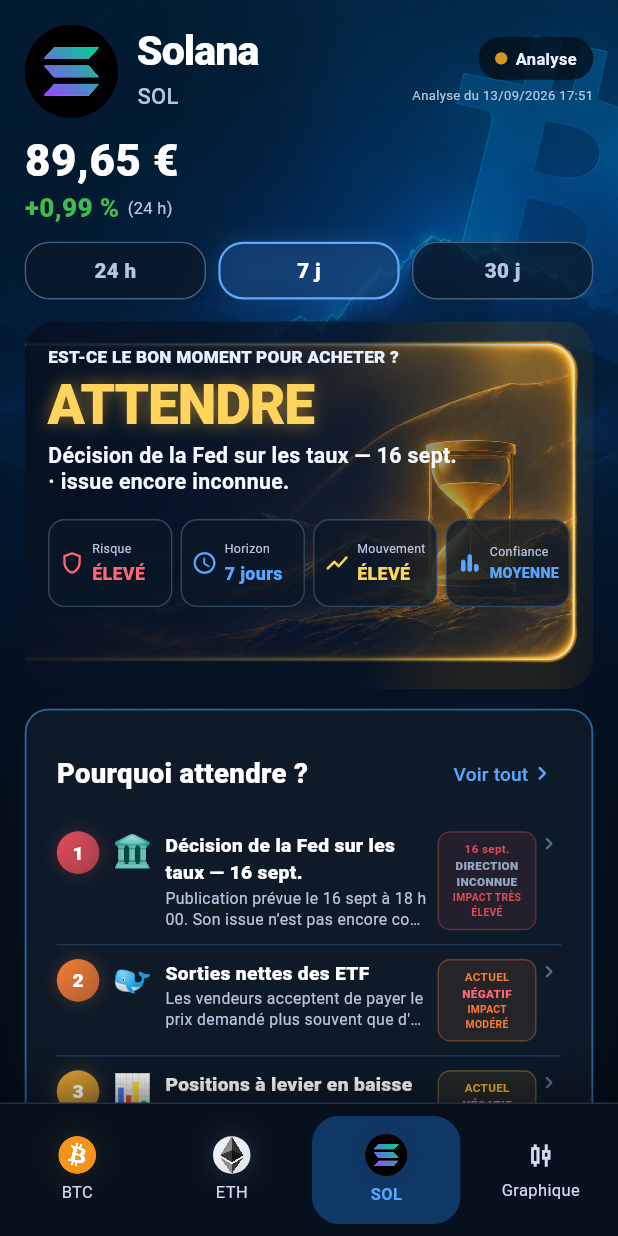
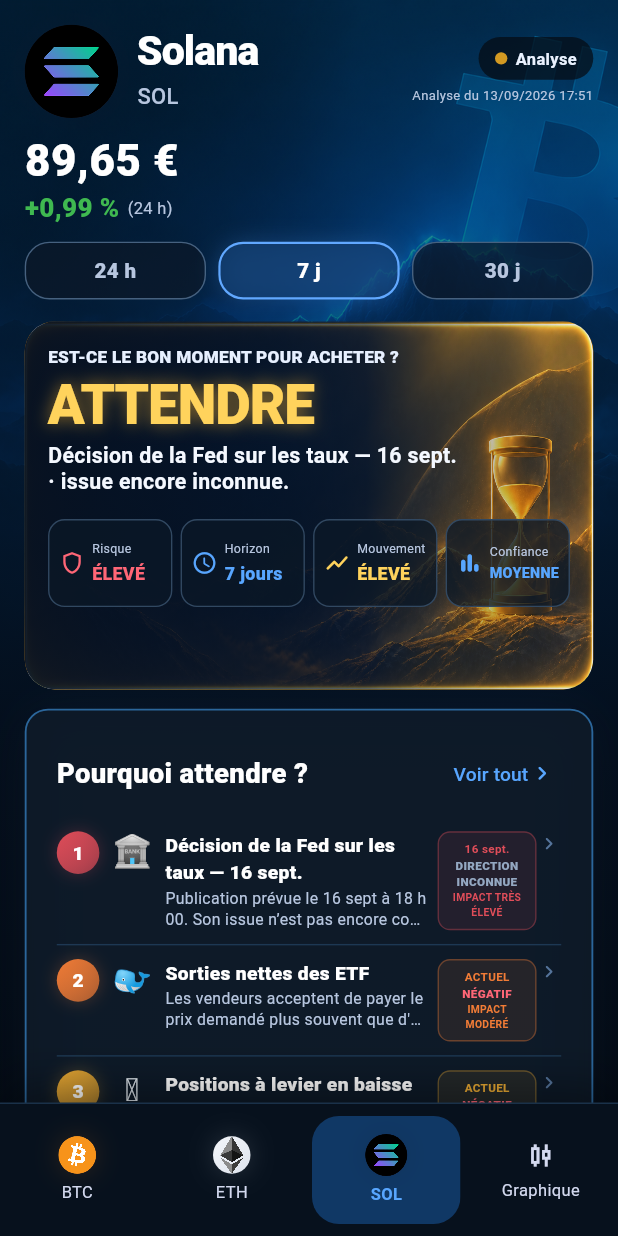
Before and after one commit to HebertAntoine/crypto_intelligence, a Flutter app: the screen it shows after launch, item 3 of the bottom bar chosen, on a phone screen of 412 x 824 dp. Run offline on Flutter 3.47's test engine with Material 3 defaults, Android fonts, the phone set to English and light mode, and no system bars; network calls fail; Roboto replaces fonts that are missing (Apple Color Emoji); project files that could hold a hidden picture were left out.

Commit message:
fix decision artwork framing and color emoji

```diff
--- a/app/lib/screens/future_analysis_screen.dart
+++ b/app/lib/screens/future_analysis_screen.dart
@@ -11,8 +11,8 @@
 import '../widgets/live_price_builder.dart';
 import '../widgets/mobile_kit.dart';
 
+const _emojiFontFamily = 'Apple Color Emoji';
 const _emojiFontFallback = <String>[
-  'Apple Color Emoji',
   'Segoe UI Emoji',
   'Noto Color Emoji',
 ];
@@ -647,12 +647,20 @@
       child: Stack(
         children: [
           Positioned.fill(
+            child: Transform.scale(
+              // The supplied visual already contains its luminous frame and
+              // a transparent export margin. Stretching the full artwork,
+              // then cropping only that margin, prevents both the former
+              // nested-card effect and the horizontal crop caused by cover.
+              alignment: const Alignment(0, -.18),
+              scaleX: 1.045,
+              scaleY: 1.155,
               child: Image.asset(
                 visual.asset,
                 key: ValueKey(visual.asset),
-              fit: BoxFit.cover,
-              alignment: Alignment.centerRight,
+                fit: BoxFit.fill,
                 filterQuality: FilterQuality.high,
+              ),
             ),
           ),
           Positioned.fill(
@@ -954,6 +962,7 @@
                 style: const TextStyle(
                   fontSize: 23,
                   height: 1.2,
+                  fontFamily: _emojiFontFamily,
                   fontFamilyFallback: _emojiFontFallback,
                 ),
               ),
@@ -1064,6 +1073,7 @@
                   reason.emoji,
                   style: const TextStyle(
                     fontSize: 26,
+                    fontFamily: _emojiFontFamily,
                     fontFamilyFallback: _emojiFontFallback,
                   ),
                 ),
@@ -1084,10 +1094,12 @@
             Container(
               padding: const EdgeInsets.symmetric(horizontal: 11, vertical: 7),
               decoration: BoxDecoration(
-                color: _reasonImpactColor(reason.direction).withValues(alpha: .12),
+                color:
+                    _reasonImpactColor(reason.direction).withValues(alpha: .12),
                 borderRadius: BorderRadius.circular(9),
                 border: Border.all(
-                  color: _reasonImpactColor(reason.direction).withValues(alpha: .36),
+                  color: _reasonImpactColor(reason.direction)
+                      .withValues(alpha: .36),
                 ),
               ),
               child: Text(
@@ -1122,7 +1134,8 @@
               body: reason.whyItMatters,
             ),
             if (reason.caveat.isNotEmpty)
-              _ReasonDetailBlock(title: '⚠️ À GARDER EN TÊTE', body: reason.caveat),
+              _ReasonDetailBlock(
+                  title: '⚠️ À GARDER EN TÊTE', body: reason.caveat),
             _ReasonDetailBlock(
               title: '📈 CE QUE ÇA PEUT ENGENDRER',
               body: reason.consequence,
@@ -1242,9 +1255,8 @@
 
   if (decision.decision == 'WAIT' && decision.eventRiskActive) {
     final event = decision.nextEvent?.title;
-    final trigger = event == null
-        ? 'un événement majeur non encore publié'
-        : '« $event »';
+    final trigger =
+        event == null ? 'un événement majeur non encore publié' : '« $event »';
     if (bullish) {
       return 'La lecture de fond reste haussière, mais $trigger tombe dans les '
           '$horizon et son issue n’est pas connue : l’analyse préfère ne pas '
@@ -1432,6 +1444,7 @@
                   icon,
                   style: const TextStyle(
                     fontSize: 18,
+                    fontFamily: _emojiFontFamily,
                     fontFamilyFallback: _emojiFontFallback,
                   ),
                 ),
@@ -1524,10 +1537,10 @@
         final byRank = (rank[right.importance.toUpperCase()] ?? 0)
             .compareTo(rank[left.importance.toUpperCase()] ?? 0);
         if (byRank != 0) return byRank;
-        return (left.countdownSeconds ?? 0).compareTo(right.countdownSeconds ?? 0);
+        return (left.countdownSeconds ?? 0)
+            .compareTo(right.countdownSeconds ?? 0);
       });
-    final displayed =
-        _expanded ? widget.events : byImportance.take(3).toList();
+    final displayed = _expanded ? widget.events : byImportance.take(3).toList();
     return GlassPanel(
       borderColor: const Color(0xFF245E90),
       child: Column(
@@ -1539,6 +1552,7 @@
                 '🗓️',
                 style: TextStyle(
                   fontSize: 19,
+                  fontFamily: _emojiFontFamily,
                   fontFamilyFallback: _emojiFontFallback,
                 ),
               ),
@@ -1731,6 +1745,7 @@
                     '🗓️',
                     style: TextStyle(
                       fontSize: 24,
+                      fontFamily: _emojiFontFamily,
                       fontFamilyFallback: _emojiFontFallback,
                     ),
                   ),
@@ -2458,7 +2473,8 @@
   return result;
 }
 
-String _importanceImpact(String importance) => switch (importance.toUpperCase()) {
+String _importanceImpact(String importance) =>
+    switch (importance.toUpperCase()) {
       'CRITICAL' => 'TRÈS ÉLEVÉ',
       'HIGH' => 'ÉLEVÉ',
       'MEDIUM' => 'MODÉRÉ',
@@ -2650,7 +2666,9 @@
   switch (family.id) {
     case 'flows_whales':
       if (summary.contains('inversé') || summary.contains('sorties')) {
-        return bearish ? 'Sorties nettes des ETF' : 'Flux ETF en train de s’inverser';
+        return bearish
+            ? 'Sorties nettes des ETF'
+            : 'Flux ETF en train de s’inverser';
       }
       return bearish ? 'Sorties nettes des ETF' : 'Entrées nettes sur les ETF';
     case 'positioning_derivatives':
@@ -2660,7 +2678,9 @@
       return 'Positionnement sur les dérivés';
     case 'technical_volatility':
       if (summary.contains('compression')) return 'Compression de Bollinger';
-      return bearish ? 'Tendance court terme fragile' : 'Tendance court terme porteuse';
+      return bearish
+          ? 'Tendance court terme fragile'
+          : 'Tendance court terme porteuse';
     case 'catalysts_regulation':
       return 'Contexte réglementaire';
     case 'macro_liquidity':
@@ -2706,7 +2726,8 @@
       scheduledAt: event.scheduledAt,
       marketExpectation: decision.marketExpectation,
       upsideCase: 'Une issue plus favorable qu’anticipé peut soutenir $asset.',
-      downsideCase: 'Une issue moins favorable qu’anticipé peut peser sur $asset.',
+      downsideCase:
+          'Une issue moins favorable qu’anticipé peut peser sur $asset.',
       whyItMatters: guidance.why,
       caveat: guidance.caveat,
       consequence: 'Mouvement possible dans les deux sens sur $horizon; '
@@ -2774,7 +2795,8 @@
     };
     // Closer means more decisive: a catalyst at the far edge of the window has
     // most of the horizon before it, not after it.
-    final proximity = seconds == null ? 0.5 : 1.0 - (seconds / window).clamp(0.0, 1.0);
+    final proximity =
+        seconds == null ? 0.5 : 1.0 - (seconds / window).clamp(0.0, 1.0);
     score *= 0.6 + 0.4 * proximity;
     // Unresolved outcome is itself a contribution: it is what makes the
     // decision fragile, even though it points neither way.
@@ -2807,9 +2829,11 @@
         'direction actuellement incertaine.';
   }
   return switch (family.direction?.toUpperCase()) {
-    'STRONGLY_BULLISH' || 'BULLISH' =>
+    'STRONGLY_BULLISH' ||
+    'BULLISH' =>
       'Soutien à la hausse pour $asset sur $horizon.',
-    'BEARISH' || 'STRONGLY_BEARISH' =>
+    'BEARISH' ||
+    'STRONGLY_BEARISH' =>
       'Pression à la baisse pour $asset sur $horizon.',
     _ => 'Pas d’effet directionnel mesuré sur $horizon.',
   };
@@ -2994,7 +3018,8 @@
 ///
 /// The previous badge reused the event-importance scale (CRITIQUE/ÉLEVÉ), which
 /// answered "how big" under a label that promised "which way".
-String _reasonImpactLabel(String? direction) => switch (direction?.toUpperCase()) {
+String _reasonImpactLabel(String? direction) =>
+    switch (direction?.toUpperCase()) {
       'STRONGLY_BULLISH' => 'FORTEMENT POSITIF',
       'BULLISH' => 'POSITIF',
       'BEARISH' => 'NÉGATIF',
@@ -3003,7 +3028,8 @@
       _ => 'DIRECTION INCONNUE',
     };
 
-Color _reasonImpactColor(String? direction) => switch (direction?.toUpperCase()) {
+Color _reasonImpactColor(String? direction) =>
+    switch (direction?.toUpperCase()) {
       'STRONGLY_BULLISH' || 'BULLISH' => const Color(0xFF55DD8B),
       'BEARISH' || 'STRONGLY_BEARISH' => const Color(0xFFFF6676),
       'NEUTRAL' => const Color(0xFF94A8C2),
@@ -3043,7 +3069,7 @@
       value.contains('pib') ||
       value.contains('gdp') ||
       value.contains('liquidité')) {
-    return '🏛️';
+    return '🏦';
   }
   if (value.contains('inflation') || value.contains('cpi')) return '📉';
   if (value.contains('revenus') || value.contains('emploi')) return '👥';
@@ -3057,9 +3083,9 @@
   if (value.contains('dériv') ||
       value.contains('position') ||
       value.contains('levier')) {
-    return '📊';
-  }
-  if (value.contains('volatil') || value.contains('technique')) return '〰️';
+    return '🪙';
+  }
+  if (value.contains('volatil') || value.contains('technique')) return '📊';
   if (value.contains('réglement') || value.contains('regulat')) return '⚖️';
   return '🔎';
 }
@@ -3142,7 +3168,6 @@
       '${local.minute.toString().padLeft(2, '0')}';
 }
 
-
 String _monthLabel(DateTime? value) {
   const months = [
     'JANV.',
```
Also changed, not shown: 1 other file. Lines whose indentation alone changed are shown as unchanged.
